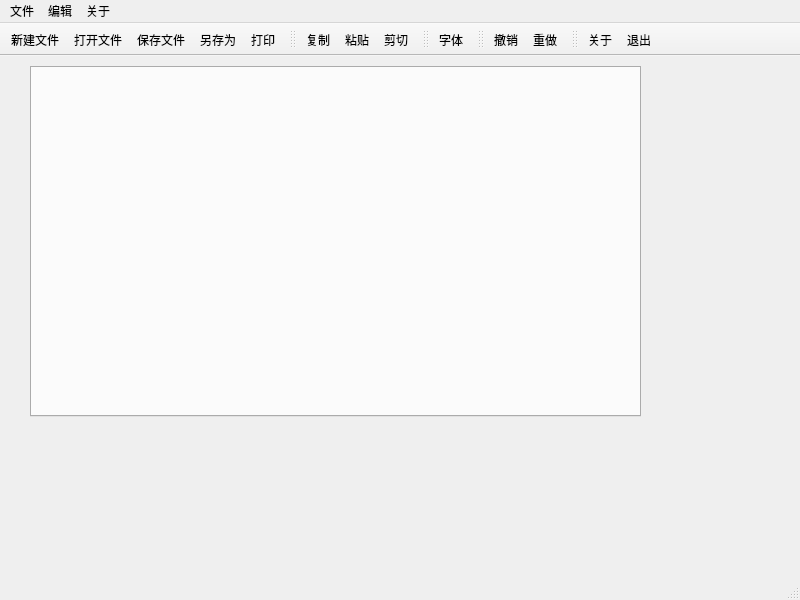
Above: CodeEditor/mainwindow.ui from JFYStudy/NKU2023CPP- before the change. Below: the same form after it.
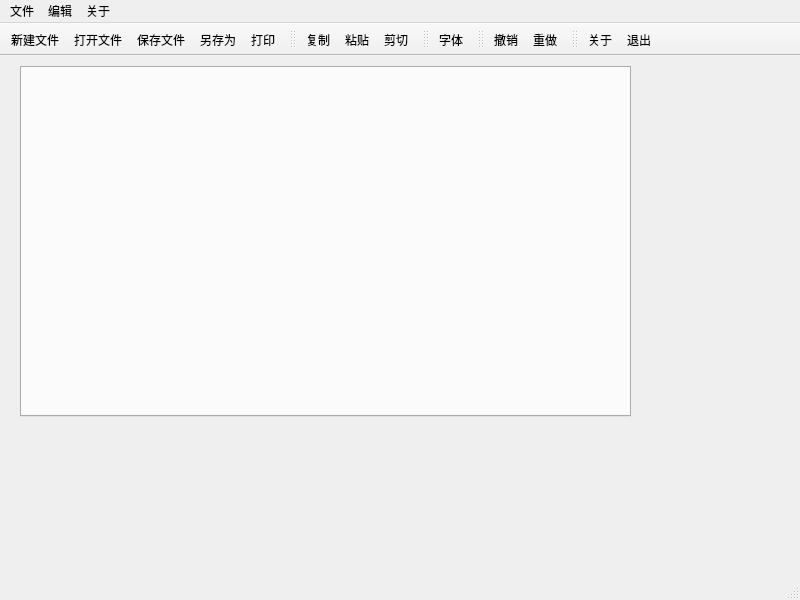
That is the form after the change. Icons and pictures are not drawn.

Diff of the .ui file:
```diff
--- a/CodeEditor/mainwindow.ui
+++ b/CodeEditor/mainwindow.ui
@@ -21,7 +21,7 @@
    <widget class="QTabWidget" name="tabWidget">
     <property name="geometry">
      <rect>
-      <x>30</x>
+      <x>20</x>
       <y>10</y>
       <width>611</width>
       <height>351</height>
```
